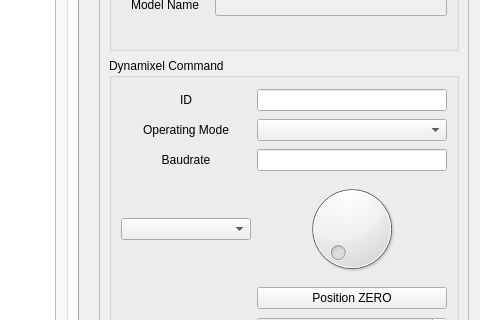
This is dynamixel_workbench_single_manager_gui/ui/main_window.ui in ROBOTIS-GIT/dynamixel-workbench as Qt 5 draws it before an edit; both pictures show x 320 to 800 and y 259 to 579 of the 800 by 871 pixel window. The edited form follows.
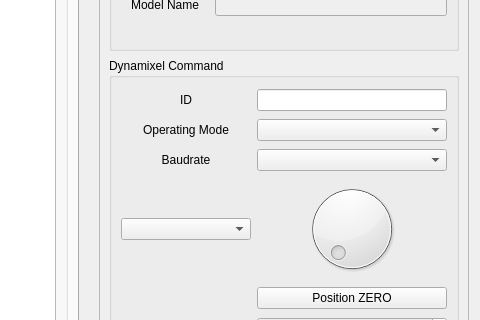
This is the edited form. Icons and pictures are not drawn.

```diff
--- a/dynamixel_workbench_single_manager_gui/ui/main_window.ui
+++ b/dynamixel_workbench_single_manager_gui/ui/main_window.ui
@@ -338,22 +338,6 @@
              </property>
             </widget>
            </item>
-           <item row="2" column="1">
-            <widget class="QLineEdit" name="set_baud_rate_line_edit">
-             <property name="minimumSize">
-              <size>
-               <width>190</width>
-               <height>0</height>
-              </size>
-             </property>
-             <property name="maximumSize">
-              <size>
-               <width>190</width>
-               <height>16777215</height>
-              </size>
-             </property>
-            </widget>
-           </item>
            <item row="7" column="1">
             <widget class="QPushButton" name="set_position_zero_push_button">
              <property name="minimumSize">
@@ -484,6 +468,22 @@
              </property>
             </widget>
            </item>
+           <item row="2" column="1">
+            <widget class="QComboBox" name="set_baud_rate_combo_box">
+             <property name="minimumSize">
+              <size>
+               <width>190</width>
+               <height>0</height>
+              </size>
+             </property>
+             <property name="maximumSize">
+              <size>
+               <width>190</width>
+               <height>16777215</height>
+              </size>
+             </property>
+            </widget>
+           </item>
           </layout>
          </widget>
         </item>
```
Left out of the diff: 4 changed lines with no effect on the pictures.
